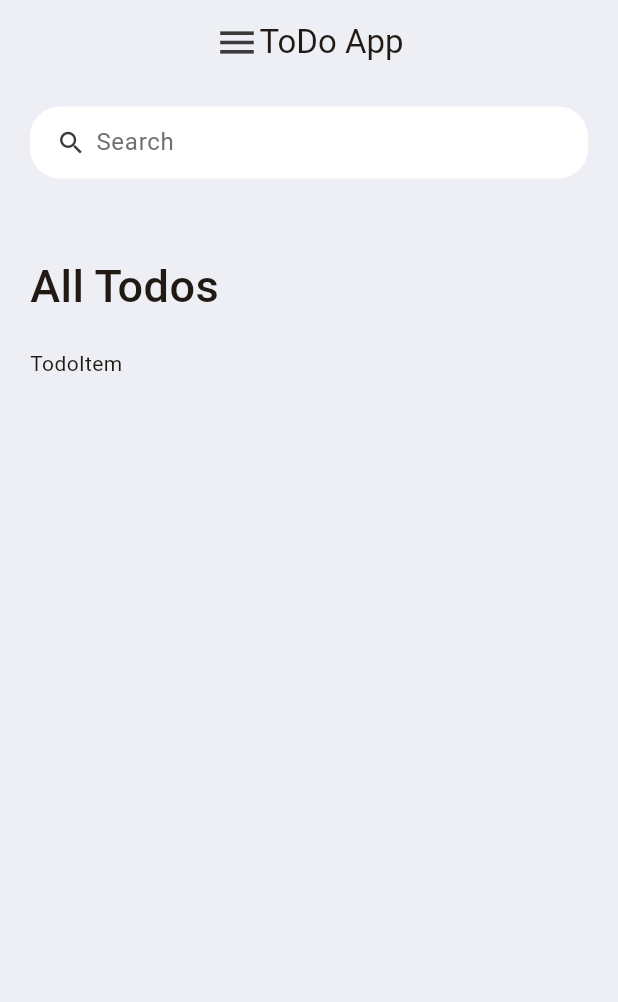
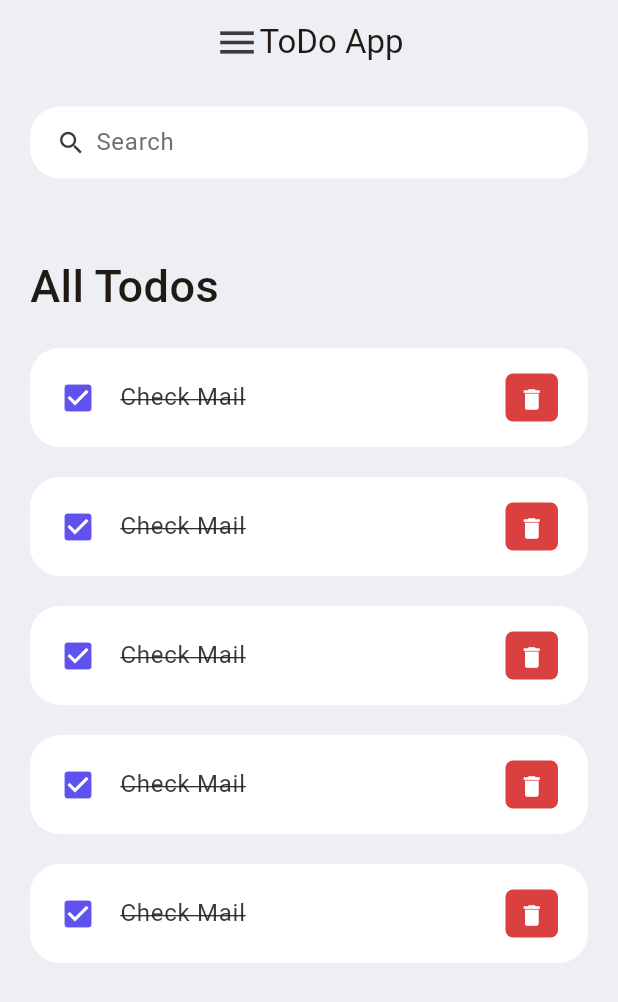
Before and after one commit to KentTDang/FlutterTodoApp, a Flutter app: the screen it shows once a user with an empty profile is signed in, on a phone screen of 412 x 824 dp. Shown: the top 1002 px of the screen. Run offline on Flutter 3.47's test engine with Material 3 defaults, Android fonts, the phone set to English and light mode, and no system bars; our stand-ins replace firebase_auth, firebase_core; accounts and stored records are empty.

Commit message:
🥳 Design Todo Item Widget

```diff
--- a/lib/pages/home_page.dart
+++ b/lib/pages/home_page.dart
@@ -42,6 +42,11 @@ class HomePage extends StatelessWidget {
                     child: const Text("All Todos", style: TextStyle(fontSize: 30, fontWeight: FontWeight.w500),),
                   ),
                   ToDoItem(),
+                  ToDoItem(),
+                  ToDoItem(),
+                  ToDoItem(),
+                  ToDoItem(),
+
                 ],
               ),
             )
--- a/lib/widgets/todo_item.dart
+++ b/lib/widgets/todo_item.dart
@@ -1,10 +1,51 @@
 import 'package:flutter/material.dart';
+import 'package:todo_app/constants/colors.dart';
 
 class ToDoItem extends StatelessWidget {
   const ToDoItem({super.key});
 
   @override
   Widget build(BuildContext context) {
-    return Container(child: const Text("TodoItem"),);
+    return Container(
+        margin: const EdgeInsets.only(bottom: 20),
+        child: ListTile(
+            onTap: () {
+              print('Clicked on Todo Item');
+            },
+            shape:
+                RoundedRectangleBorder(borderRadius: BorderRadius.circular(20)),
+            tileColor: Colors.white,
+            leading: const Icon(
+              Icons.check_box,
+              color: tdBlue,
+            ),
+            contentPadding: const EdgeInsets.symmetric(horizontal: 20, vertical: 5),
+            title: const Text(
+              'Check Mail',
+              style: TextStyle(
+                  fontSize: 16,
+                  color: tdBlack,
+                  decoration: TextDecoration.lineThrough),
+            ),
+            trailing: Container(
+              padding: const EdgeInsets.all(0),
+              margin: const EdgeInsets.symmetric(vertical: 12),
+              height: 35,
+              width: 35,
+              decoration: BoxDecoration(
+                color: tdRed,
+                borderRadius: BorderRadius.circular(5),
+              ),
+              child: IconButton(
+                color: Colors.white,
+                iconSize: 18,
+                icon: const Icon(Icons.delete),
+                onPressed: () {
+                  print('Clicked on delete icon');
+                },
+              ),
+            ),
+            )
+            );
   }
 }
```
